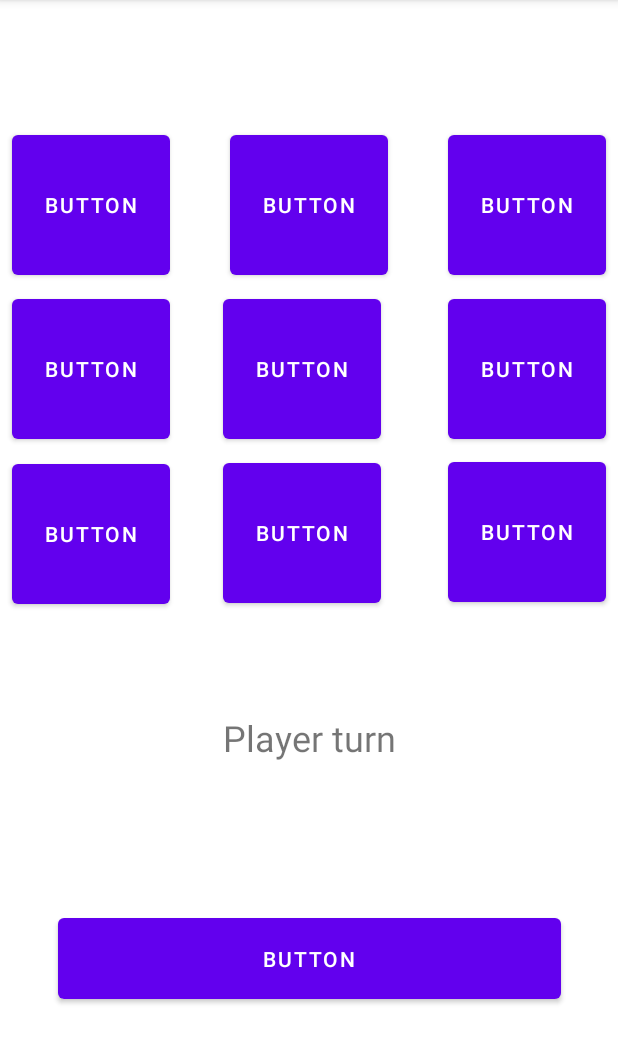
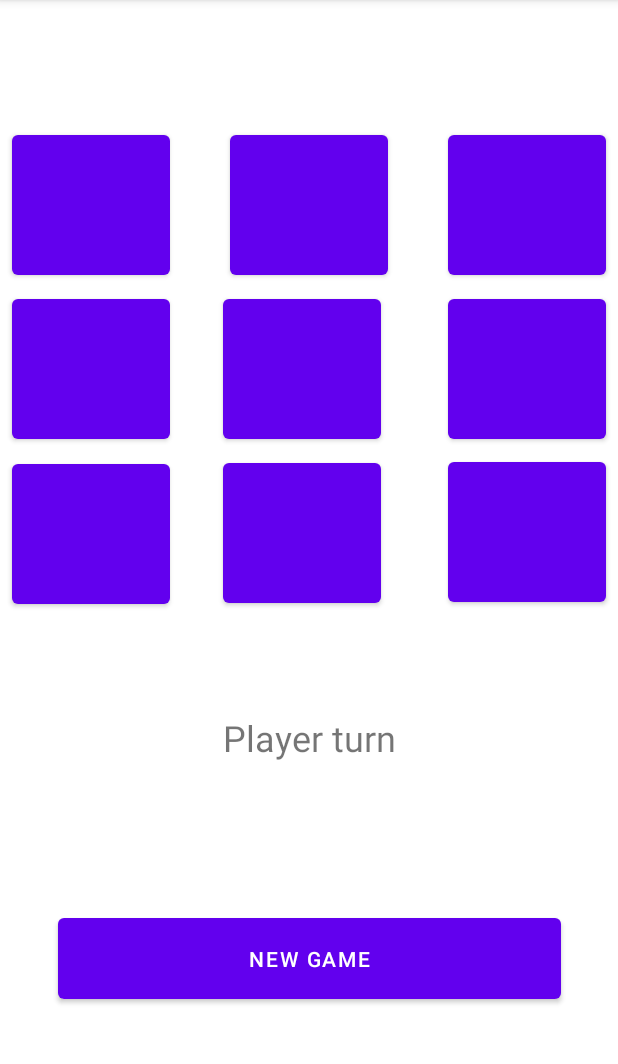
Before and after one commit to Ammon-J/TicTacToe, an Android app: the screen it shows after launch (MainActivity), on a phone screen of 412 x 824 dp, the part 84-1148 px from its top. Run offline under Robolectric (Android 15) with nearby library versions, the phone set to English and light mode, and no system bars.

Commit message:
Updated the labels on the buttons

```diff
--- a/app/src/main/res/layout/activity_main.xml
+++ b/app/src/main/res/layout/activity_main.xml
@@ -16,7 +16,7 @@
         app:layout_constraintEnd_toStartOf="@+id/button3"
         app:layout_constraintStart_toEndOf="@+id/button1"
         app:layout_constraintTop_toTopOf="parent"
-        tools:ignore="DuplicateSpeakableTextCheck" />
+        tools:ignore="DuplicateSpeakableTextCheck,SpeakableTextPresentCheck" />
 
     <Button
         android:id="@+id/button4"
@@ -26,7 +26,8 @@
         android:layout_marginTop="4dp"
         android:text="@string/button"
         app:layout_constraintStart_toStartOf="parent"
-        app:layout_constraintTop_toBottomOf="@+id/button1" />
+        app:layout_constraintTop_toBottomOf="@+id/button1"
+        tools:ignore="SpeakableTextPresentCheck" />
 
     <Button
         android:id="@+id/newGame"
@@ -46,7 +47,8 @@
         android:layout_marginEnd="8dp"
         android:text="@string/button6"
         app:layout_constraintEnd_toEndOf="parent"
-        app:layout_constraintTop_toBottomOf="@+id/button3" />
+        app:layout_constraintTop_toBottomOf="@+id/button3"
+        tools:ignore="SpeakableTextPresentCheck" />
 
     <Button
         android:id="@+id/button9"
@@ -59,7 +61,7 @@
         app:layout_constraintEnd_toEndOf="parent"
         app:layout_constraintTop_toBottomOf="@+id/button6"
         app:layout_constraintVertical_bias="0.0"
-        tools:ignore="DuplicateSpeakableTextCheck" />
+        tools:ignore="DuplicateSpeakableTextCheck,SpeakableTextPresentCheck" />
 
     <Button
         android:id="@+id/button7"
@@ -71,7 +73,8 @@
         app:layout_constraintBottom_toBottomOf="parent"
         app:layout_constraintStart_toStartOf="parent"
         app:layout_constraintTop_toBottomOf="@+id/button4"
-        app:layout_constraintVertical_bias="0.003" />
+        app:layout_constraintVertical_bias="0.003"
+        tools:ignore="SpeakableTextPresentCheck" />
 
     <Button
         android:id="@+id/button8"
@@ -82,7 +85,8 @@
         app:layout_constraintEnd_toStartOf="@+id/button9"
         app:layout_constraintHorizontal_bias="0.444"
         app:layout_constraintStart_toEndOf="@+id/button7"
-        app:layout_constraintTop_toBottomOf="@+id/button5" />
+        app:layout_constraintTop_toBottomOf="@+id/button5"
+        tools:ignore="SpeakableTextPresentCheck" />
 
     <Button
         android:id="@+id/button1"
@@ -92,7 +96,8 @@
         android:layout_marginTop="84dp"
         android:text="@string/button1"
         app:layout_constraintStart_toStartOf="parent"
-        app:layout_constraintTop_toTopOf="parent" />
+        app:layout_constraintTop_toTopOf="parent"
+        tools:ignore="SpeakableTextPresentCheck" />
 
     <TextView
         android:id="@+id/textView2"
@@ -116,7 +121,8 @@
         app:layout_constraintEnd_toStartOf="@+id/button6"
         app:layout_constraintHorizontal_bias="0.444"
         app:layout_constraintStart_toEndOf="@+id/button4"
-        app:layout_constraintTop_toBottomOf="@+id/button2" />
+        app:layout_constraintTop_toBottomOf="@+id/button2"
+        tools:ignore="SpeakableTextPresentCheck" />
 
     <Button
         android:id="@+id/button3"
@@ -126,6 +132,7 @@
         android:layout_marginEnd="8dp"
         android:text="@string/button3"
         app:layout_constraintEnd_toEndOf="parent"
-        app:layout_constraintTop_toTopOf="parent" />
+        app:layout_constraintTop_toTopOf="parent"
+        tools:ignore="SpeakableTextPresentCheck" />
 
 </androidx.constraintlayout.widget.ConstraintLayout>
--- a/app/src/main/res/values/strings.xml
+++ b/app/src/main/res/values/strings.xml
@@ -1,14 +1,14 @@
 <resources>
     <string name="app_name">TicTacToe</string>
-    <string name="button">Button</string>
-    <string name="button1">Button</string>
-    <string name="button2">Button</string>
-    <string name="button3">Button</string>
-    <string name="button6">Button</string>
-    <string name="button7">Button</string>
-    <string name="button5">Button</string>
-    <string name="button9">Button</string>
-    <string name="button8">Button</string>
+    <string name="button"></string>
+    <string name="button1"></string>
+    <string name="button2"></string>
+    <string name="button3"></string>
+    <string name="button6"></string>
+    <string name="button7"></string>
+    <string name="button5"></string>
+    <string name="button9"></string>
+    <string name="button8"></string>
     <string name="player_turn">Player turn</string>
-    <string name="newGame">Button</string>
+    <string name="newGame">New Game</string>
 </resources>
```
